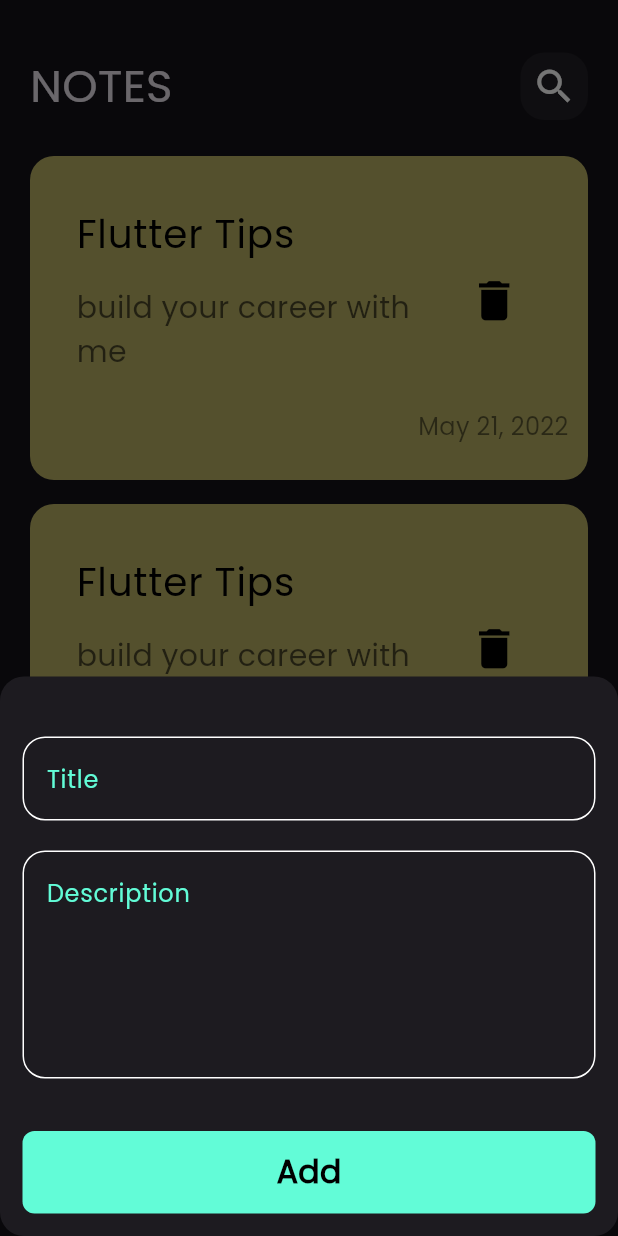
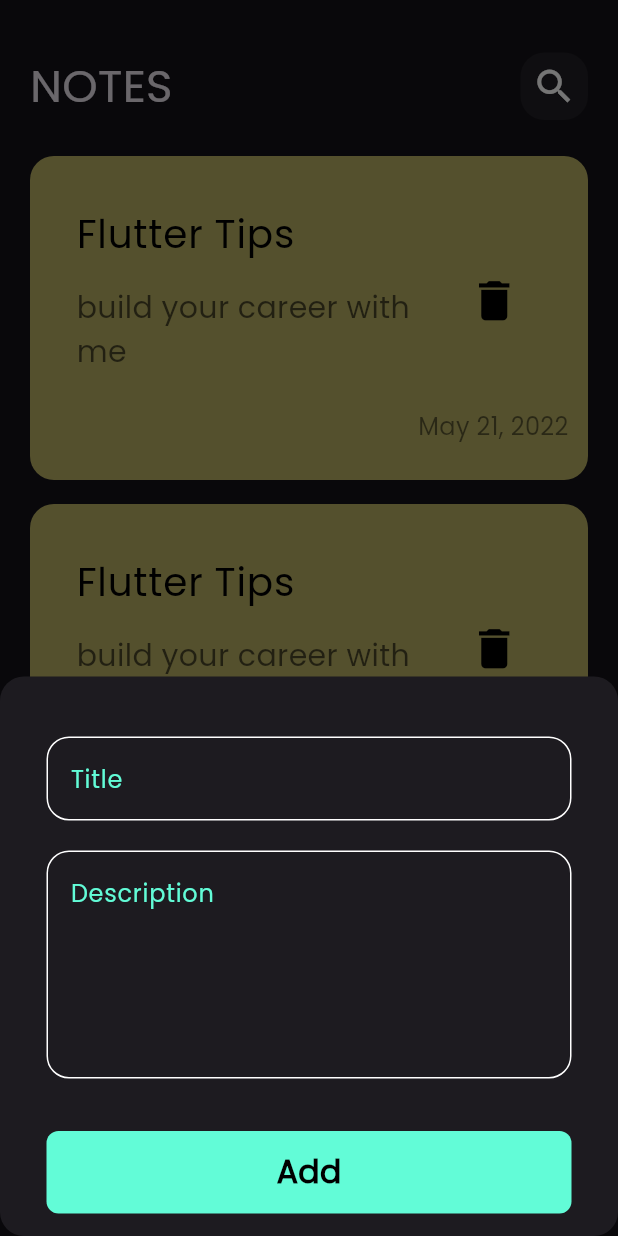
Before and after one commit to EbrahemHashem/notes_app, a Flutter app: the screen it shows after launch, after a tap on the "add" icon, on a phone screen of 412 x 824 dp. Run offline on Flutter 3.47's test engine with Material 3 defaults, Android fonts, the phone set to English and light mode, and no system bars; drawn by our look-alikes of modal_progress_hud_nsn; our stand-ins replace flutter_bloc, hive, hive_flutter; accounts and stored records are empty.

Commit message:
add add note cubit

```diff
--- /dev/null
+++ b/lib/cubits/add_note_cubit/add_notes_state.dart
@@ -0,0 +1,14 @@
+part of 'add_notes_cubit.dart';
+
+abstract class AddNotesState {}
+
+class AddNotesInitial extends AddNotesState {}
+
+class AddNotesLoading extends AddNotesState {}
+
+class AddNotesSuccess extends AddNotesState {}
+
+class AddNotesFailure extends AddNotesState {
+  final String errMessage;
+  AddNotesFailure(this.errMessage);
+}
--- a/lib/main.dart
+++ b/lib/main.dart
@@ -1,11 +1,15 @@
 import 'package:flutter/material.dart';
+import 'package:flutter_bloc/flutter_bloc.dart';
 import 'package:hive_flutter/adapters.dart';
 import 'package:notes_app/constants.dart';
+import 'package:notes_app/cubits/add_note_cubit/add_notes_cubit.dart';
+import 'package:notes_app/models/note_model.dart';
 import 'package:notes_app/views/notes_view.dart';
 
 void main() async {
   await Hive.initFlutter();
   await Hive.openBox(kNotesBox);
+  Hive.registerAdapter(NoteModelAdapter());
   runApp(const NotesApp());
 }
 
@@ -14,13 +18,20 @@ class NotesApp extends StatelessWidget {
 
   @override
   Widget build(BuildContext context) {
-    return MaterialApp(
-      debugShowCheckedModeBanner: false,
-      theme: ThemeData(
-        brightness: Brightness.dark,
-        fontFamily: 'Poppins',
+    return MultiBlocProvider(
+      providers: [
+        BlocProvider(
+          create: (context) => NotesCubit(),
+        ),
+      ],
+      child: MaterialApp(
+        debugShowCheckedModeBanner: false,
+        theme: ThemeData(
+          brightness: Brightness.dark,
+          fontFamily: 'Poppins',
+        ),
+        home: const NotesView(),
       ),
-      home: const NotesView(),
     );
   }
 }
--- a/lib/views/widgets/add_note_bottom_sheet.dart
+++ b/lib/views/widgets/add_note_bottom_sheet.dart
@@ -1,6 +1,8 @@
 import 'package:flutter/material.dart';
-import 'package:notes_app/views/widgets/custom_button.dart';
-import 'package:notes_app/views/widgets/custom_text_field.dart';
+import 'package:flutter_bloc/flutter_bloc.dart';
+import 'package:modal_progress_hud_nsn/modal_progress_hud_nsn.dart';
+import 'package:notes_app/cubits/add_note_cubit/add_notes_cubit.dart';
+import 'package:notes_app/views/widgets/add_note_form.dart';
 
 class AddNoteBottomSheet extends StatelessWidget {
   const AddNoteBottomSheet({
@@ -9,69 +11,25 @@ class AddNoteBottomSheet extends StatelessWidget {
 
   @override
   Widget build(BuildContext context) {
-    return const SingleChildScrollView(
-      child: AddNoteForm(),
-    );
-  }
-}
-
-class AddNoteForm extends StatefulWidget {
-  const AddNoteForm({
-    super.key,
-  });
-
-  @override
-  State<AddNoteForm> createState() => _AddNoteFormState();
-}
-
-class _AddNoteFormState extends State<AddNoteForm> {
-  final GlobalKey<FormState> formKey = GlobalKey();
-  AutovalidateMode autovalidateMode = AutovalidateMode.disabled;
-  String? title, subTitle;
-
-  @override
-  Widget build(BuildContext context) {
-    return Form(
-      key: formKey,
-      autovalidateMode: autovalidateMode,
-      child: Column(
-        children: [
-          const SizedBox(
-            height: 40,
-          ),
-          CustomTextField(
-            hintText: 'Title',
-            onSaved: (value) {
-              title = value;
-            },
-          ),
-          const SizedBox(
-            height: 20,
-          ),
-          CustomTextField(
-            onSaved: (value) {
-              subTitle = value;
-            },
-            hintText: 'Description',
-            maxLines: 5,
-          ),
-          const SizedBox(
-            height: 35,
-          ),
-          CustomButton(
-            onTap: () {
-              if (formKey.currentState!.validate()) {
-                formKey.currentState!.save();
-              } else {
-                autovalidateMode = AutovalidateMode.always;
-                setState(() {});
-              }
-            },
-          ),
-          const SizedBox(
-            height: 15,
-          ),
-        ],
+    return Padding(
+      padding: const EdgeInsets.symmetric(horizontal: 16),
+      child: SingleChildScrollView(
+        child: BlocConsumer<NotesCubit, AddNotesState>(
+          listener: (context, state) {
+            if (state is AddNotesFailure) {
+              print('Failed ${state.errMessage}');
+            }
+            if (state is AddNotesSuccess) {
+              Navigator.pop(context);
+            }
+          },
+          builder: (context, state) {
+            return ModalProgressHUD(
+              inAsyncCall: state is AddNotesLoading ? true : false,
+              child: const AddNoteForm(),
+            );
+          },
+        ),
       ),
     );
   }
--- /dev/null
+++ b/lib/views/widgets/add_note_form.dart
@@ -0,0 +1,65 @@
+import 'package:flutter/material.dart';
+import 'package:notes_app/views/widgets/custom_button.dart';
+import 'package:notes_app/views/widgets/custom_text_field.dart';
+
+class AddNoteForm extends StatefulWidget {
+  const AddNoteForm({
+    super.key,
+  });
+
+  @override
+  State<AddNoteForm> createState() => _AddNoteFormState();
+}
+
+class _AddNoteFormState extends State<AddNoteForm> {
+  final GlobalKey<FormState> formKey = GlobalKey();
+  AutovalidateMode autovalidateMode = AutovalidateMode.disabled;
+  String? title, subTitle;
+
+  @override
+  Widget build(BuildContext context) {
+    return Form(
+      key: formKey,
+      autovalidateMode: autovalidateMode,
+      child: Column(
+        children: [
+          const SizedBox(
+            height: 40,
+          ),
+          CustomTextField(
+            hintText: 'Title',
+            onSaved: (value) {
+              title = value;
+            },
+          ),
+          const SizedBox(
+            height: 20,
+          ),
+          CustomTextField(
+            onSaved: (value) {
+              subTitle = value;
+            },
+            hintText: 'Description',
+            maxLines: 5,
+          ),
+          const SizedBox(
+            height: 35,
+          ),
+          CustomButton(
+            onTap: () {
+              if (formKey.currentState!.validate()) {
+                formKey.currentState!.save();
+              } else {
+                autovalidateMode = AutovalidateMode.always;
+                setState(() {});
+              }
+            },
+          ),
+          const SizedBox(
+            height: 15,
+          ),
+        ],
+      ),
+    );
+  }
+}
--- a/pubspec.yaml
+++ b/pubspec.yaml
@@ -37,6 +37,8 @@ dependencies:
   cupertino_icons: ^1.0.6
   hive: ^2.2.3
   hive_flutter: ^1.1.0
+  flutter_bloc: ^8.1.5
+  modal_progress_hud_nsn: ^0.5.1
 
 dev_dependencies:
   hive_generator: ^2.0.1
```
Also changed, not shown: lib/cubits/add_note_cubit/add_notes_cubit.dart (added, +20 -0 lines), pubspec.lock.
